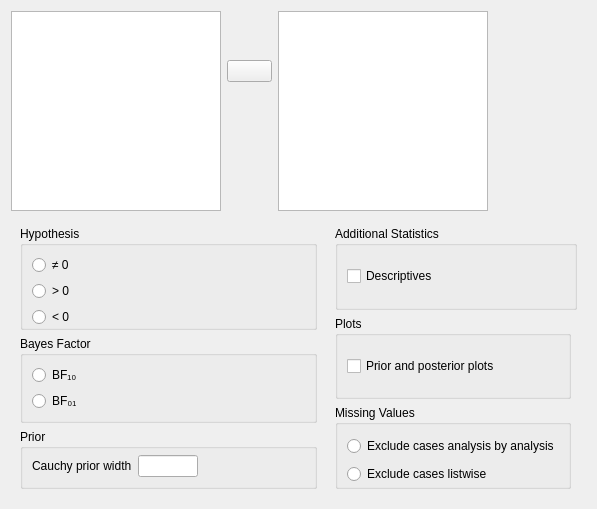
First picture: the form in JASP-Desktop/analysisforms/ttestbayesianonesampleform.ui, repository jasp-stats/jasp-desktop, before the edit.
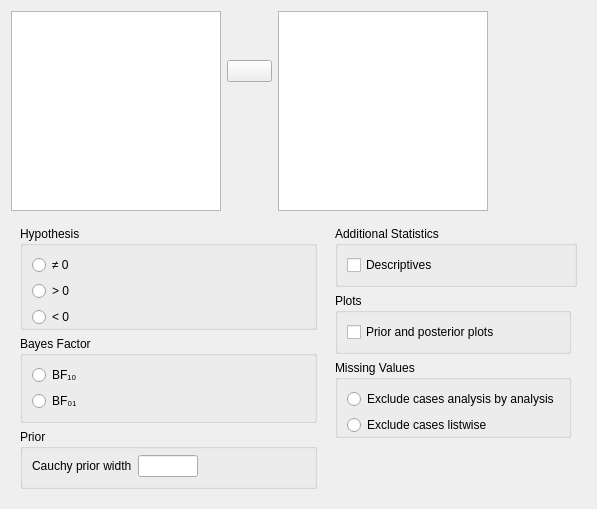
Second picture: the form after the edit. Custom widgets are drawn as their Qt base class.

Commit message: B One Sample TTest - Tweak to form

Diff of the .ui file:
```diff
--- a/JASP-Desktop/analysisforms/ttestbayesianonesampleform.ui
+++ b/JASP-Desktop/analysisforms/ttestbayesianonesampleform.ui
@@ -7,7 +7,7 @@
     <x>0</x>
     <y>0</y>
     <width>597</width>
-    <height>493</height>
+    <height>500</height>
    </rect>
   </property>
   <property name="windowTitle">
@@ -234,6 +234,19 @@
            </layout>
           </widget>
          </item>
+         <item row="3" column="0">
+          <spacer name="verticalSpacer_2">
+           <property name="orientation">
+            <enum>Qt::Vertical</enum>
+           </property>
+           <property name="sizeHint" stdset="0">
+            <size>
+             <width>20</width>
+             <height>40</height>
+            </size>
+           </property>
+          </spacer>
+         </item>
         </layout>
        </widget>
       </item>
```
Left out of the diff: 44 changed lines with no effect on the pictures.
